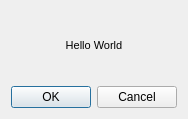
Old version of the form simon/src/simonsampleshare/sampleshare.ui in the repository KDE/simon.
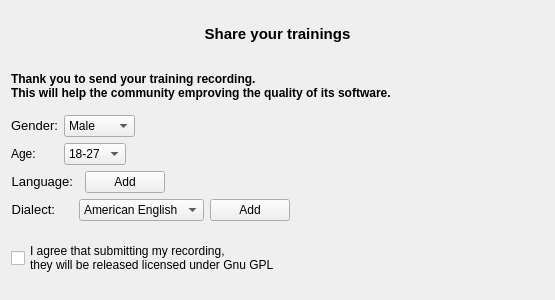
New version of the form. Custom widgets are drawn as their Qt base class.

Commit message: working Qwidget displaying basic ui

Patch:
```diff
--- a/simon/src/simonsampleshare/sampleshare.ui
+++ b/simon/src/simonsampleshare/sampleshare.ui
@@ -1,20 +1,20 @@
 <?xml version="1.0" encoding="UTF-8"?>
 <ui version="4.0">
  <class>SampleShareDlg</class>
- <widget class="QDialog" name="SampleShareDlg">
+ <widget class="QWidget" name="SampleShareDlg">
   <property name="geometry">
    <rect>
     <x>0</x>
     <y>0</y>
-    <width>170</width>
-    <height>119</height>
+    <width>555</width>
+    <height>300</height>
    </rect>
   </property>
   <property name="windowTitle">
    <string>Dialog</string>
   </property>
-  <layout class="QGridLayout" name="gridLayout">
-   <item row="0" column="0">
+  <layout class="QVBoxLayout" name="verticalLayout_2">
+   <item>
     <layout class="QVBoxLayout" name="verticalLayout">
      <item>
       <widget class="QLabel" name="label">
@@ -22,25 +22,204 @@
         <string>&lt;!DOCTYPE HTML PUBLIC &quot;-//W3C//DTD HTML 4.0//EN&quot; &quot;http://www.w3.org/TR/REC-html40/strict.dtd&quot;&gt;
 &lt;html&gt;&lt;head&gt;&lt;meta name=&quot;qrichtext&quot; content=&quot;1&quot; /&gt;&lt;style type=&quot;text/css&quot;&gt;
 p, li { white-space: pre-wrap; }
-&lt;/style&gt;&lt;/head&gt;&lt;body style=&quot; font-family:'Sans Serif'; font-size:8pt; font-weight:400; font-style:normal;&quot;&gt;
-&lt;p align=&quot;center&quot; style=&quot; margin-top:0px; margin-bottom:0px; margin-left:0px; margin-right:0px; -qt-block-indent:0; text-indent:0px;&quot;&gt;Hello World&lt;/p&gt;&lt;/body&gt;&lt;/html&gt;</string>
+&lt;/style&gt;&lt;/head&gt;&lt;body style=&quot; font-family:'DejaVu Serif'; font-size:7pt; font-weight:400; font-style:normal;&quot;&gt;
+&lt;p align=&quot;center&quot; style=&quot; margin-top:0px; margin-bottom:0px; margin-left:0px; margin-right:0px; -qt-block-indent:0; text-indent:0px;&quot;&gt;&lt;span style=&quot; font-family:'DejaVu Serif [unknown]'; font-size:11pt; font-weight:600;&quot;&gt;Share your trainings&lt;/span&gt;&lt;/p&gt;&lt;/body&gt;&lt;/html&gt;</string>
        </property>
       </widget>
      </item>
+     <item>
+      <widget class="QLabel" name="coreLb">
+       <property name="text">
+        <string>&lt;!DOCTYPE HTML PUBLIC &quot;-//W3C//DTD HTML 4.0//EN&quot; &quot;http://www.w3.org/TR/REC-html40/strict.dtd&quot;&gt;
+&lt;html&gt;&lt;head&gt;&lt;meta name=&quot;qrichtext&quot; content=&quot;1&quot; /&gt;&lt;style type=&quot;text/css&quot;&gt;
+p, li { white-space: pre-wrap; }
+&lt;/style&gt;&lt;/head&gt;&lt;body style=&quot; font-family:'DejaVu Serif'; font-size:7pt; font-weight:400; font-style:normal;&quot;&gt;
+&lt;p align=&quot;justify&quot; style=&quot; margin-top:0px; margin-bottom:0px; margin-left:0px; margin-right:0px; -qt-block-indent:0; text-indent:0px;&quot;&gt;&lt;span style=&quot; font-family:'DejaVu Serif [unknown]'; font-size:9pt; font-weight:600;&quot;&gt;Thank you to send your training recording.&lt;/span&gt;&lt;/p&gt;
+&lt;p align=&quot;justify&quot; style=&quot; margin-top:0px; margin-bottom:0px; margin-left:0px; margin-right:0px; -qt-block-indent:0; text-indent:0px;&quot;&gt;&lt;span style=&quot; font-family:'DejaVu Serif [unknown]'; font-size:9pt; font-weight:600;&quot;&gt;This will help the community emproving the quality of its software.&lt;/span&gt;&lt;/p&gt;&lt;/body&gt;&lt;/html&gt;</string>
+       </property>
+      </widget>
+     </item>
+     <item>
+      <layout class="QFormLayout" name="formLayout">
+       <property name="fieldGrowthPolicy">
+        <enum>QFormLayout::ExpandingFieldsGrow</enum>
+       </property>
+       <item row="0" column="0">
+        <widget class="QLabel" name="genderLb">
+         <property name="sizePolicy">
+          <sizepolicy hsizetype="Minimum" vsizetype="Preferred">
+           <horstretch>0</horstretch>
+           <verstretch>0</verstretch>
+          </sizepolicy>
+         </property>
+         <property name="text">
+          <string>&lt;!DOCTYPE HTML PUBLIC &quot;-//W3C//DTD HTML 4.0//EN&quot; &quot;http://www.w3.org/TR/REC-html40/strict.dtd&quot;&gt;
+&lt;html&gt;&lt;head&gt;&lt;meta name=&quot;qrichtext&quot; content=&quot;1&quot; /&gt;&lt;style type=&quot;text/css&quot;&gt;
+p, li { white-space: pre-wrap; }
+&lt;/style&gt;&lt;/head&gt;&lt;body style=&quot; font-family:'DejaVu Serif [unknown]'; font-size:10pt; font-weight:400; font-style:normal;&quot;&gt;
+&lt;p align=&quot;right&quot; style=&quot; margin-top:0px; margin-bottom:0px; margin-left:0px; margin-right:0px; -qt-block-indent:0; text-indent:0px;&quot;&gt;Gender:&lt;/p&gt;&lt;/body&gt;&lt;/html&gt;</string>
+         </property>
+        </widget>
+       </item>
+       <item row="0" column="1">
+        <widget class="KComboBox" name="genderComboBox">
+         <item>
+          <property name="text">
+           <string>Male</string>
+          </property>
+         </item>
+         <item>
+          <property name="text">
+           <string>Female</string>
+          </property>
+         </item>
+        </widget>
+       </item>
+       <item row="1" column="0">
+        <widget class="QLabel" name="ageLb">
+         <property name="text">
+          <string>Age:</string>
+         </property>
+        </widget>
+       </item>
+       <item row="1" column="1">
+        <widget class="KComboBox" name="ageComboBox">
+         <item>
+          <property name="text">
+           <string>18-27</string>
+          </property>
+         </item>
+         <item>
+          <property name="text">
+           <string>28-35</string>
+          </property>
+         </item>
+         <item>
+          <property name="text">
+           <string>36-50</string>
+          </property>
+         </item>
+         <item>
+          <property name="text">
+           <string>50-70</string>
+          </property>
+         </item>
+        </widget>
+       </item>
+      </layout>
+     </item>
+     <item>
+      <layout class="QFormLayout" name="formLayout_3">
+       <item row="0" column="0">
+        <widget class="QLabel" name="languageLb">
+         <property name="text">
+          <string>&lt;!DOCTYPE HTML PUBLIC &quot;-//W3C//DTD HTML 4.0//EN&quot; &quot;http://www.w3.org/TR/REC-html40/strict.dtd&quot;&gt;
+&lt;html&gt;&lt;head&gt;&lt;meta name=&quot;qrichtext&quot; content=&quot;1&quot; /&gt;&lt;style type=&quot;text/css&quot;&gt;
+p, li { white-space: pre-wrap; }
+&lt;/style&gt;&lt;/head&gt;&lt;body style=&quot; font-family:'DejaVu Serif [unknown]'; font-size:10pt; font-weight:400; font-style:normal;&quot;&gt;
+&lt;p align=&quot;right&quot; style=&quot; margin-top:0px; margin-bottom:0px; margin-left:0px; margin-right:0px; -qt-block-indent:0; text-indent:0px;&quot;&gt;Language:&lt;/p&gt;&lt;/body&gt;&lt;/html&gt;</string>
+         </property>
+        </widget>
+       </item>
+       <item row="1" column="0">
+        <widget class="QLabel" name="dialectLb">
+         <property name="text">
+          <string>&lt;!DOCTYPE HTML PUBLIC &quot;-//W3C//DTD HTML 4.0//EN&quot; &quot;http://www.w3.org/TR/REC-html40/strict.dtd&quot;&gt;
+&lt;html&gt;&lt;head&gt;&lt;meta name=&quot;qrichtext&quot; content=&quot;1&quot; /&gt;&lt;style type=&quot;text/css&quot;&gt;
+p, li { white-space: pre-wrap; }
+&lt;/style&gt;&lt;/head&gt;&lt;body style=&quot; font-family:'DejaVu Serif [unknown]'; font-size:10pt; font-weight:400; font-style:normal;&quot;&gt;
+&lt;p align=&quot;right&quot; style=&quot; margin-top:0px; margin-bottom:0px; margin-left:0px; margin-right:0px; -qt-block-indent:0; text-indent:0px;&quot;&gt;Dialect:&lt;/p&gt;&lt;/body&gt;&lt;/html&gt;</string>
+         </property>
+        </widget>
+       </item>
+       <item row="1" column="1">
+        <layout class="QFormLayout" name="formLayout_diabox_add">
+         <property name="fieldGrowthPolicy">
+          <enum>QFormLayout::ExpandingFieldsGrow</enum>
+         </property>
+         <item row="0" column="0">
+          <widget class="KComboBox" name="dialectComboBox">
+           <property name="editable">
+            <bool>false</bool>
+           </property>
+           <property name="currentIndex">
+            <number>0</number>
+           </property>
+           <item>
+            <property name="text">
+             <string>American English</string>
+            </property>
+           </item>
+           <item>
+            <property name="text">
+             <string>Britannic English</string>
+            </property>
+           </item>
+          </widget>
+         </item>
+         <item row="0" column="1">
+          <widget class="QPushButton" name="addDialect">
+           <property name="text">
+            <string>Add</string>
+           </property>
+          </widget>
+         </item>
+        </layout>
+       </item>
+       <item row="0" column="1">
+        <layout class="QFormLayout" name="formLayout_4">
+         <property name="fieldGrowthPolicy">
+          <enum>QFormLayout::ExpandingFieldsGrow</enum>
+         </property>
+         <item row="0" column="0">
+          <widget class="KLanguageButton" name="languagesBtt"/>
+         </item>
+         <item row="0" column="1">
+          <widget class="QPushButton" name="addLanguageBtt">
+           <property name="text">
+            <string>Add</string>
+           </property>
+          </widget>
+         </item>
+        </layout>
+       </item>
+      </layout>
+     </item>
+     <item>
+      <widget class="QCheckBox" name="licenseBox">
+       <property name="text">
+        <string>  
+I agree that submitting my recording,   
+they will be released licensed under Gnu GPL
+</string>
+       </property>
+      </widget>
+     </item>
+     <item>
+      <widget class="KDialog" name="kdialog"/>
+     </item>
     </layout>
    </item>
-   <item row="1" column="0">
-    <widget class="QDialogButtonBox" name="buttonBox">
-     <property name="orientation">
-      <enum>Qt::Horizontal</enum>
-     </property>
-     <property name="standardButtons">
-      <set>QDialogButtonBox::Cancel|QDialogButtonBox::Ok</set>
-     </property>
-    </widget>
-   </item>
   </layout>
  </widget>
+ <customwidgets>
+  <customwidget>
+   <class>KDialog</class>
+   <extends>QDialog</extends>
+   <header>kdialog.h</header>
+   <container>1</container>
+  </customwidget>
+  <customwidget>
+   <class>KComboBox</class>
+   <extends>QComboBox</extends>
+   <header>kcombobox.h</header>
+  </customwidget>
+  <customwidget>
+   <class>KLanguageButton</class>
+   <extends>QWidget</extends>
+   <header>klanguagebutton.h</header>
+  </customwidget>
+ </customwidgets>
  <resources/>
  <connections>
   <connection>
```
Left out of the diff: 39 changed lines with no effect on the pictures. The commit also changes 6 other files.
